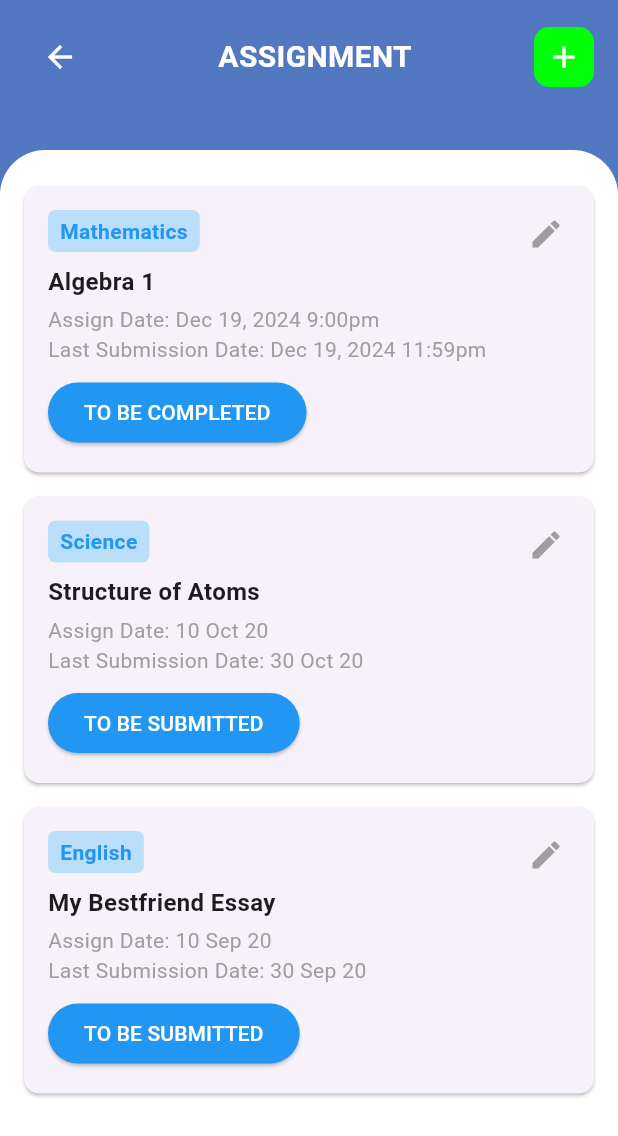
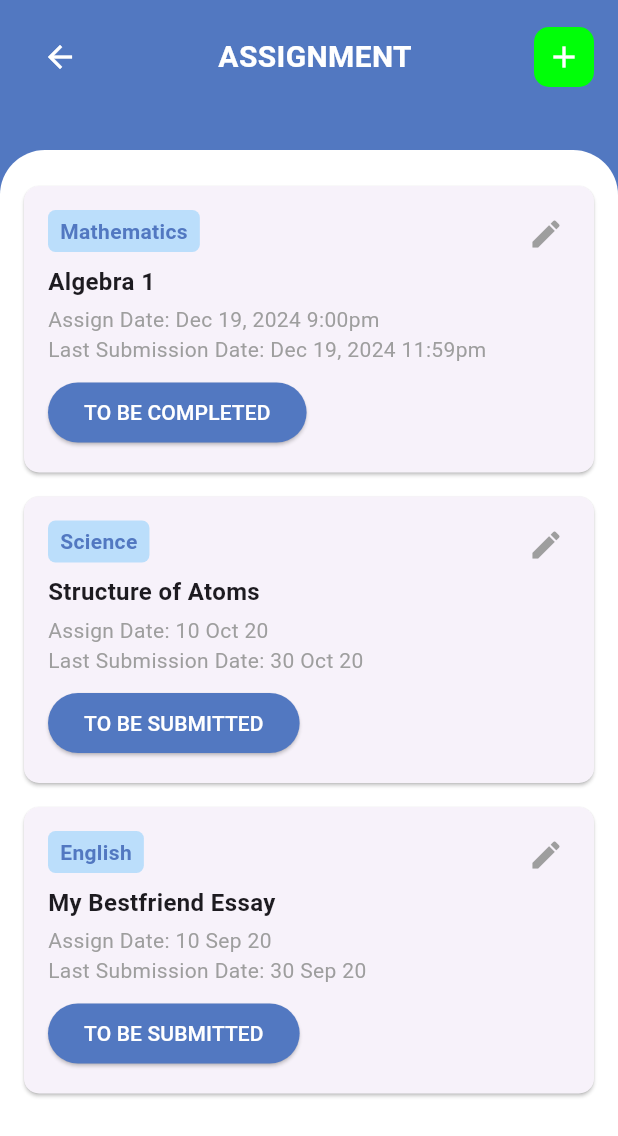
Before and after one commit to georgecabaccang/iskulapp-flutter, a Flutter app: the AssignmentPage screen opened directly, on a phone screen of 412 x 824 dp. Shown: the top 1136 px of the screen. Run offline on Flutter 3.47's test engine with Material 3 defaults, Android fonts, the phone set to English and light mode, and no system bars; our stand-ins replace flutter_bloc, flutter_dotenv, flutter_secure_storage, flutter_spinkit, freezed_annotation, table_calendar; accounts and stored records are empty.

Commit message:
implemented request change of button color

```diff
--- a/lib/pages/assignment/assignment_page.dart
+++ b/lib/pages/assignment/assignment_page.dart
@@ -83,7 +83,7 @@ class _AssignmentPageState extends State<AssignmentPage>
                         assignDate: 'Dec 19, 2024 9:00pm',
                         lastSubmissionDate: 'Dec 19, 2024 11:59pm',
                         status: 'TO BE COMPLETED',
-                        statusColor: Colors.blue,
+                        statusColor: Color(0xFF5278C1),
                       ),
                       AssignmentCard(
                         subject: 'Science',
@@ -91,7 +91,7 @@ class _AssignmentPageState extends State<AssignmentPage>
                         assignDate: '10 Oct 20',
                         lastSubmissionDate: '30 Oct 20',
                         status: 'TO BE SUBMITTED',
-                        statusColor: Colors.blue,
+                        statusColor: Color(0xFF5278C1),
                       ),
                       AssignmentCard(
                         subject: 'English',
@@ -99,7 +99,7 @@ class _AssignmentPageState extends State<AssignmentPage>
                         assignDate: '10 Sep 20',
                         lastSubmissionDate: '30 Sep 20',
                         status: 'TO BE SUBMITTED',
-                        statusColor: Colors.blue,
+                        statusColor: Color(0xFF5278C1),
                       ),
                     ],
                   ),
@@ -201,7 +201,7 @@ class AssignmentCard extends StatelessWidget {
                     child: Text(
                       subject,
                       style: const TextStyle(
-                        color: Colors.blue,
+                        color: Color(0xFF5278C1),
                         fontWeight: FontWeight.bold,
                       ),
                     ),
```
